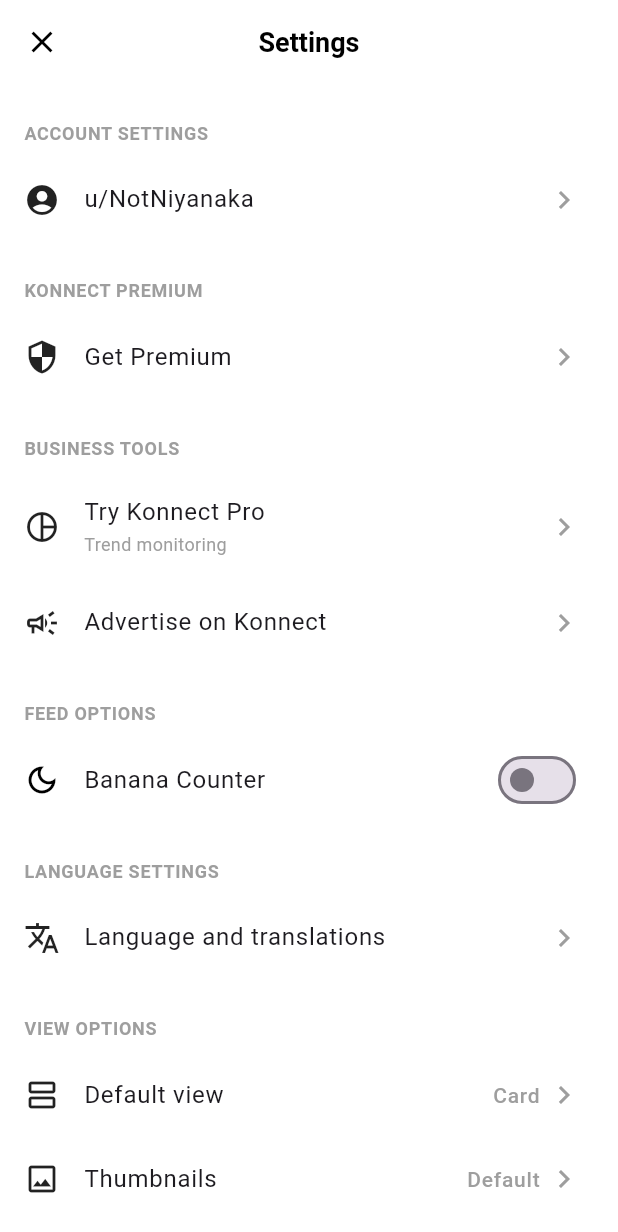
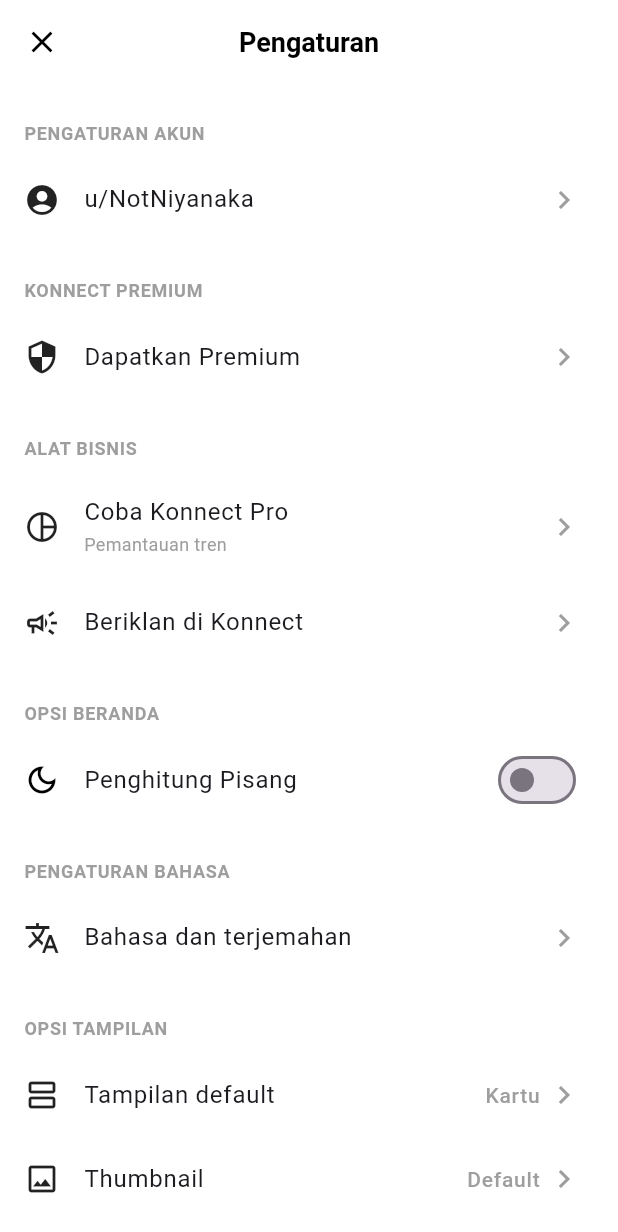
Before and after one commit to fauzanzk/forum-mahasiswa, a Flutter app: the SettingsPage screen opened directly, on a phone screen of 412 x 824 dp. Shown: the top 1232 px of the screen. Run offline on Flutter 3.47's test engine with Material 3 defaults, Android fonts, the phone set to English and light mode, and no system bars.

Commit message:
Add help section and translate SettingsPage to Indonesian
Updated the SettingsPage to include a help section and translated text to Indonesian.

```diff
--- a/lib/pages/settings.dart
+++ b/lib/pages/settings.dart
@@ -1,4 +1,5 @@
 import 'package:flutter/material.dart';
+import 'help.dart'; // Menggunakan help.dart sesuai nama file Anda
 
 class SettingsPage extends StatelessWidget {
   const SettingsPage({Key? key}) : super(key: key);
@@ -15,7 +16,7 @@
           onPressed: () => Navigator.pop(context),
         ),
         title: const Text(
-          'Settings',
+          'Pengaturan',
           style: TextStyle(
               color: Colors.black, fontSize: 18, fontWeight: FontWeight.bold),
         ),
@@ -23,7 +24,7 @@
       ),
       body: ListView(
         children: [
-          _buildSectionHeader('ACCOUNT SETTINGS'),
+          _buildSectionHeader('PENGATURAN AKUN'),
           _buildSettingsItem(
             icon: Icons.account_circle,
             title: 'u/NotNiyanaka',
@@ -33,70 +34,80 @@
           _buildSectionHeader('KONNECT PREMIUM'),
           _buildSettingsItem(
             icon: Icons.security,
-            title: 'Get Premium',
+            title: 'Dapatkan Premium',
             onTap: () {},
           ),
 
-          _buildSectionHeader('BUSINESS TOOLS'),
+          _buildSectionHeader('ALAT BISNIS'),
           _buildSettingsItem(
             icon: Icons.pie_chart_outline,
-            title: 'Try Konnect Pro',
-            subtitle: 'Trend monitoring',
+            title: 'Coba Konnect Pro',
+            subtitle: 'Pemantauan tren',
             onTap: () {},
           ),
           _buildSettingsItem(
             icon: Icons.campaign_outlined,
-            title: 'Advertise on Konnect',
+            title: 'Beriklan di Konnect',
             onTap: () {},
           ),
 
-          _buildSectionHeader('FEED OPTIONS'),
+          _buildSectionHeader('OPSI BERANDA'),
           ListTile(
             leading: const Icon(Icons.dark_mode_outlined, color: Colors.black),
-            title: const Text('Banana Counter', style: TextStyle(fontSize: 16)),
+            title: const Text('Penghitung Pisang', style: TextStyle(fontSize: 16)),
             trailing: Switch(
-              value: false, // Diset statis false karena StatelessWidget
-              onChanged: (value) {
-                // Biarkan kosong untuk sementara karena ini stateless
-              },
+              value: false,
+              onChanged: (value) {},
               activeColor: Colors.blue,
             ),
           ),
 
-          _buildSectionHeader('LANGUAGE SETTINGS'),
+          _buildSectionHeader('PENGATURAN BAHASA'),
           _buildSettingsItem(
             icon: Icons.translate,
-            title: 'Language and translations',
+            title: 'Bahasa dan terjemahan',
             onTap: () {},
           ),
 
-          _buildSectionHeader('VIEW OPTIONS'),
+          _buildSectionHeader('OPSI TAMPILAN'),
           _buildSettingsItemWithTrailingText(
             icon: Icons.view_agenda_outlined,
-            title: 'Default view',
-            trailingText: 'Card',
+            title: 'Tampilan default',
+            trailingText: 'Kartu',
             onTap: () {},
           ),
           _buildSettingsItemWithTrailingText(
             icon: Icons.image_outlined,
-            title: 'Thumbnails',
+            title: 'Thumbnail',
             trailingText: 'Default',
             onTap: () {},
           ),
 
-          _buildSectionHeader('ACCESSIBILITY'),
+          _buildSectionHeader('AKSESIBILITAS'),
           _buildSettingsItem(
             icon: Icons.play_circle_outline,
-            title: 'Media and animations',
+            title: 'Media dan animasi',
             onTap: () {},
           ),
-          const SizedBox(height: 30), // Padding bawah
+
+          _buildSectionHeader('DUKUNGAN'),
+          _buildSettingsItem(
+            icon: Icons.help_outline,
+            title: 'Bantuan',
+            onTap: () {
+              Navigator.push(
+                context,
+                MaterialPageRoute(builder: (context) => const BantuanPage()),
+              );
+            },
+          ),
+          const SizedBox(height: 30),
         ],
       ),
     );
   }
 
-  // Widget pembantu agar kode lebih rapi di dalam StatelessWidget
+  // (Method _buildSectionHeader, _buildSettingsItem, dll tetap sama seperti sebelumnya)
   Widget _buildSectionHeader(String title) {
     return Padding(
       padding: const EdgeInsets.only(left: 16, right: 16, top: 24, bottom: 8),
```
